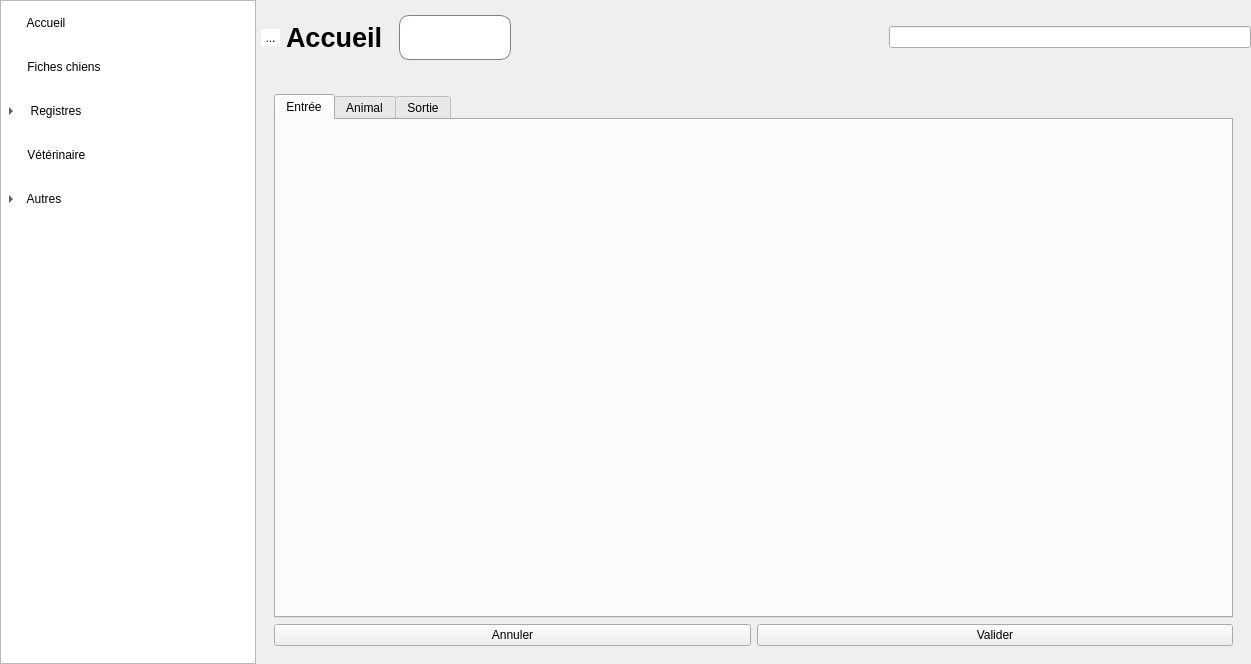
Old version of the form mainwindow.ui in the repository ArtAuc/mkrescue.
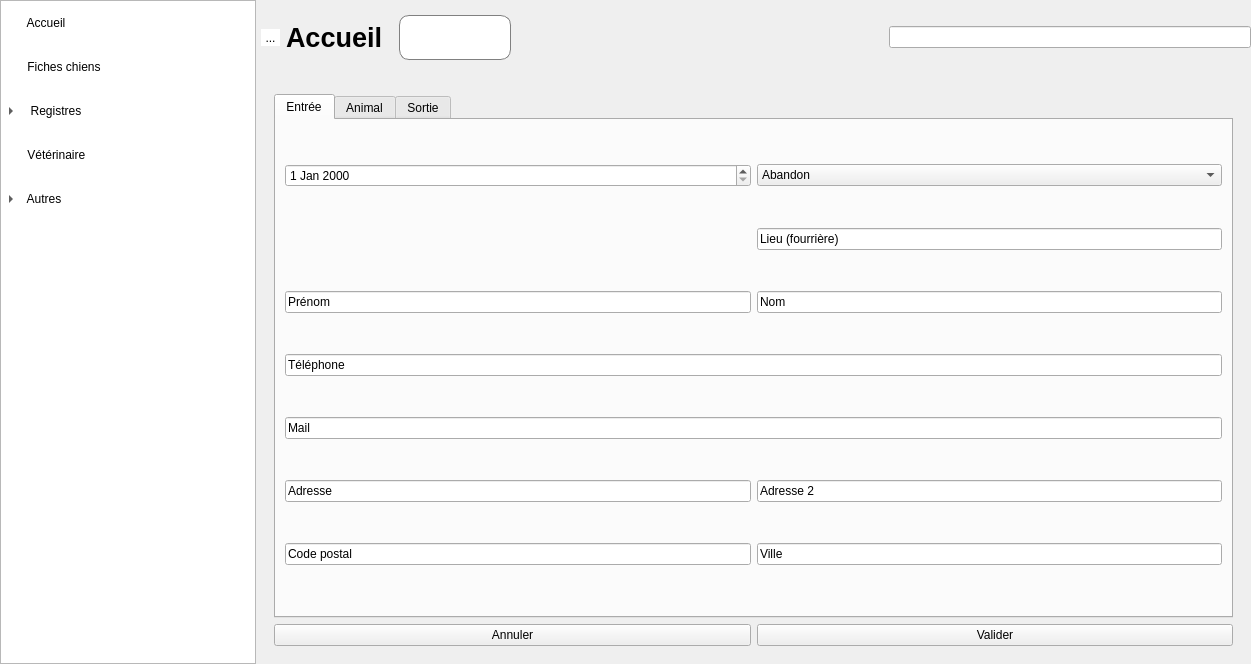
New version of the form. Icons and pictures are not drawn. Custom widgets are drawn as their Qt base class.

Commit message: Basic Entrée edit tab with form for Entrées/Sorties

Patch:
```diff
--- a/mainwindow.ui
+++ b/mainwindow.ui
@@ -599,13 +599,15 @@
           </item>
          </layout>
         </widget>
-        <widget class="QWidget" name="editPage">
+        <widget class="EditPage" name="editPage">
          <layout class="QVBoxLayout" name="verticalLayout_3">
           <item>
            <widget class="QStackedWidget" name="editStacked">
             <widget class="QWidget" name="editEntryPage">
              <layout class="QVBoxLayout" name="verticalLayout_4">
               <item>
+               <layout class="QHBoxLayout" name="horizontalLayout_2">
+                <item>
                <widget class="QTabWidget" name="entryTabWidget">
                 <property name="currentIndex">
                  <number>0</number>
@@ -614,6 +616,91 @@
                  <attribute name="title">
                   <string>Entrée</string>
                  </attribute>
+                   <layout class="QGridLayout" name="gridLayout">
+                    <item row="0" column="1">
+                     <widget class="QDateEdit" name="entryDateEdit"/>
+                    </item>
+                    <item row="8" column="1" colspan="2">
+                     <widget class="QLineEdit" name="emailAbandonEdit">
+                      <property name="text">
+                       <string>Mail</string>
+                      </property>
+                     </widget>
+                    </item>
+                    <item row="1" column="2">
+                     <widget class="QLineEdit" name="poundPlaceEdit">
+                      <property name="enabled">
+                       <bool>true</bool>
+                      </property>
+                      <property name="text">
+                       <string>Lieu (fourrière)</string>
+                      </property>
+                     </widget>
+                    </item>
+                    <item row="10" column="1">
+                     <widget class="QLineEdit" name="postalCodeAbandonEdit">
+                      <property name="text">
+                       <string>Code postal</string>
+                      </property>
+                     </widget>
+                    </item>
+                    <item row="5" column="2">
+                     <widget class="QLineEdit" name="lastNameAbandonEdit">
+                      <property name="text">
+                       <string>Nom</string>
+                      </property>
+                     </widget>
+                    </item>
+                    <item row="5" column="1">
+                     <widget class="QLineEdit" name="firstNameAbandonEdit">
+                      <property name="text">
+                       <string>Prénom</string>
+                      </property>
+                     </widget>
+                    </item>
+                    <item row="0" column="2">
+                     <widget class="QComboBox" name="entryTypeBox">
+                      <item>
+                       <property name="text">
+                        <string>Abandon</string>
+                       </property>
+                      </item>
+                      <item>
+                       <property name="text">
+                        <string>Fourrière</string>
+                       </property>
+                      </item>
+                     </widget>
+                    </item>
+                    <item row="10" column="2">
+                     <widget class="QLineEdit" name="cityAbandonEdit">
+                      <property name="text">
+                       <string>Ville</string>
+                      </property>
+                     </widget>
+                    </item>
+                    <item row="9" column="1">
+                     <widget class="QLineEdit" name="addressAbandonEdit_2">
+                      <property name="text">
+                       <string>Adresse</string>
+                      </property>
+                     </widget>
+                    </item>
+                    <item row="9" column="2">
+                     <widget class="QLineEdit" name="address2AbandonEdit">
+                      <property name="text">
+                       <string>Adresse 2</string>
+                      </property>
+                     </widget>
+                    </item>
+                    <item row="6" column="1" colspan="2">
+                     <widget class="QLineEdit" name="phoneAbandonEdit">
+                      <property name="text">
+                       <string>Téléphone</string>
+                      </property>
+                     </widget>
+                    </item>
+                   </layout>
                 </widget>
                 <widget class="QWidget" name="entryTab2">
                  <attribute name="title">
@@ -627,8 +714,10 @@
                 </widget>
                </widget>
               </item>
+               </layout>
+              </item>
               <item>
-               <layout class="QHBoxLayout" name="horizontalLayout_2">
+               <layout class="QHBoxLayout" name="horizontalLayout_3">
                 <item>
                  <widget class="QPushButton" name="cancelButton">
                   <property name="text">
@@ -881,6 +970,12 @@
    <header>dogregistry.h</header>
    <container>1</container>
   </customwidget>
+  <customwidget>
+   <class>EditPage</class>
+   <extends>QWidget</extends>
+   <header>editpage.h</header>
+   <container>1</container>
+  </customwidget>
  </customwidgets>
  <resources/>
  <connections/>
```
Lines whose indentation alone changed are shown as unchanged. The commit also changes 5 other files.
